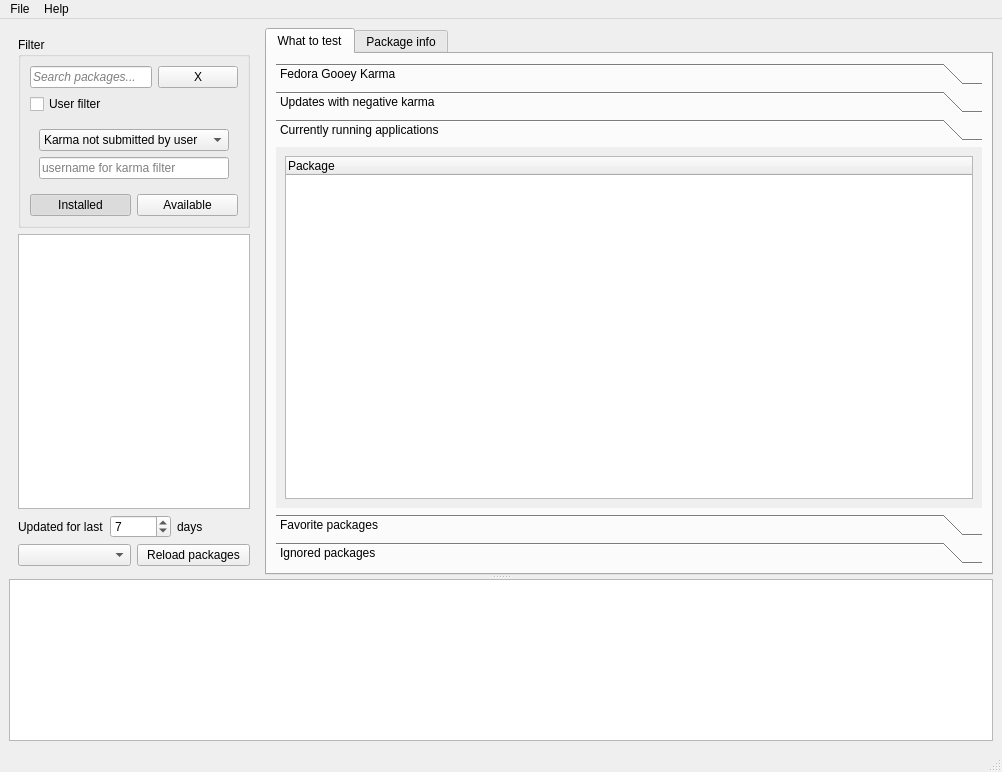
Qt form src/ui/mainwindow.ui (ignatenkobrain/fedora-gooey-karma) before a commit.
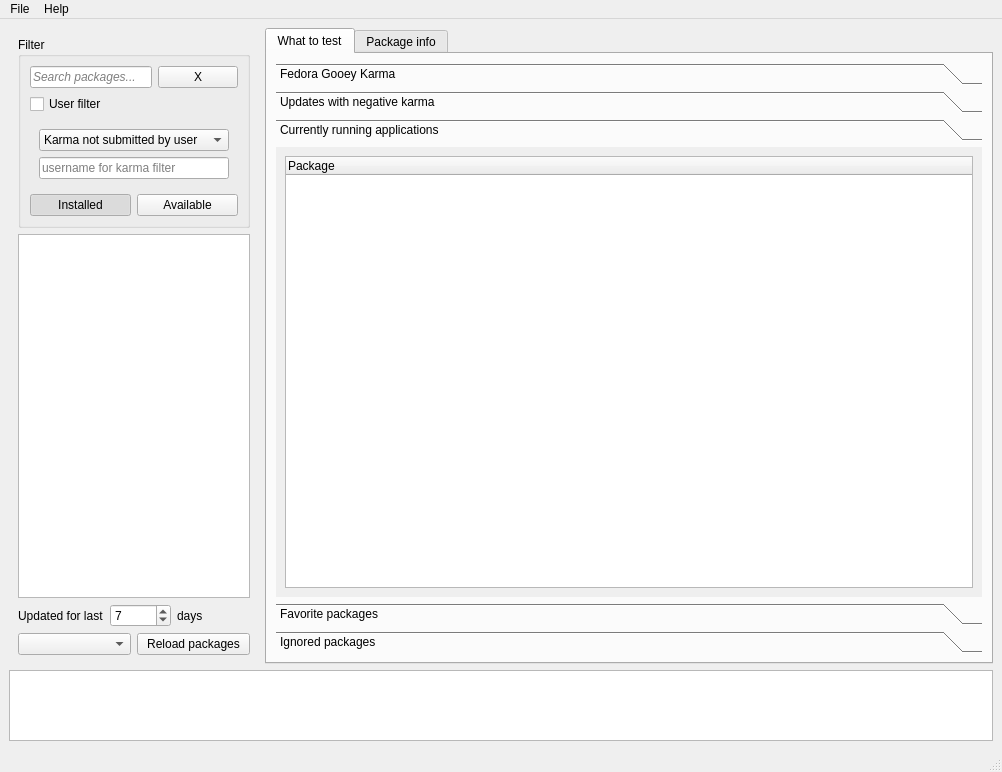
The same form after that commit. The open tabs and pages were chosen to show the change.

Commit message: Expand statuslist while holding mouse pressed

```diff
--- a/src/ui/mainwindow.ui
+++ b/src/ui/mainwindow.ui
@@ -14,17 +14,9 @@
    <string>Fedora Gooey Karma</string>
   </property>
   <widget class="QWidget" name="centralwidget">
-   <layout class="QVBoxLayout" name="verticalLayout_3">
+   <layout class="QVBoxLayout" name="centralWidgetSplitter">
     <item>
-     <widget class="QSplitter" name="centralWidgetSplitter">
-      <property name="orientation">
-       <enum>Qt::Vertical</enum>
-      </property>
-      <widget class="QWidget" name="layoutWidget">
-       <layout class="QHBoxLayout" name="centralWidgetLayout">
-        <property name="sizeConstraint">
-         <enum>QLayout::SetDefaultConstraint</enum>
-        </property>
+     <layout class="QHBoxLayout" name="horizontalLayout_4">
         <item>
          <widget class="QWidget" name="pkgLists" native="true">
           <property name="maximumSize">
@@ -357,8 +349,8 @@
                 <rect>
                  <x>0</x>
                  <y>0</y>
-                 <width>84</width>
-                 <height>84</height>
+               <width>712</width>
+               <height>454</height>
                 </rect>
                </property>
                <attribute name="label">
@@ -843,16 +835,26 @@
          </widget>
         </item>
        </layout>
-      </widget>
+    </item>
+    <item>
       <widget class="QListWidget" name="statusList">
+      <property name="sizePolicy">
+       <sizepolicy hsizetype="Expanding" vsizetype="Maximum">
+        <horstretch>0</horstretch>
+        <verstretch>0</verstretch>
+       </sizepolicy>
+      </property>
        <property name="maximumSize">
         <size>
          <width>16777215</width>
-         <height>16777215</height>
-        </size>
-       </property>
-       <property name="styleSheet">
-        <string notr="true"/>
+        <height>80</height>
+       </size>
+      </property>
+      <property name="mouseTracking">
+       <bool>true</bool>
+      </property>
+      <property name="toolTip">
+       <string>Press and hold mouse button to expand</string>
        </property>
        <property name="selectionMode">
         <enum>QAbstractItemView::NoSelection</enum>
@@ -860,7 +862,6 @@
        <property name="sortingEnabled">
         <bool>false</bool>
        </property>
-      </widget>
      </widget>
     </item>
    </layout>
```
Left out of the diff: 20 changed lines with no effect on the pictures. Lines whose indentation alone changed are shown as unchanged. The commit also changes 2 other files.
